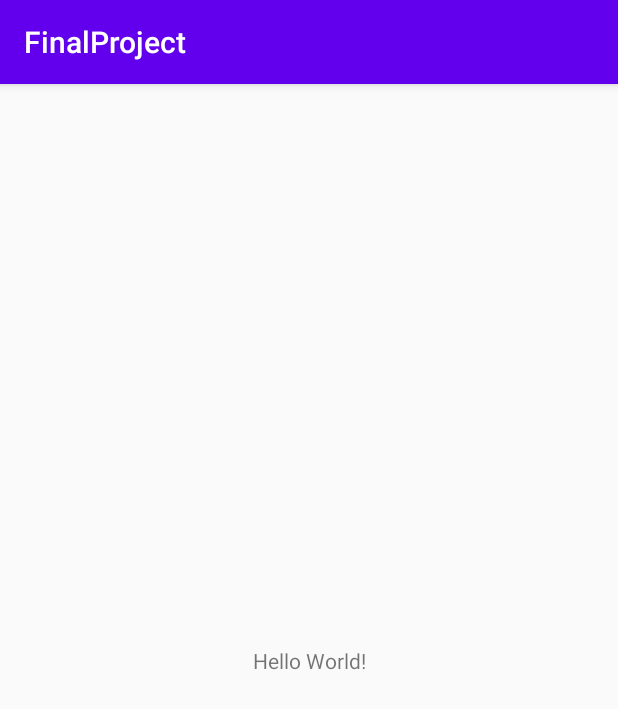
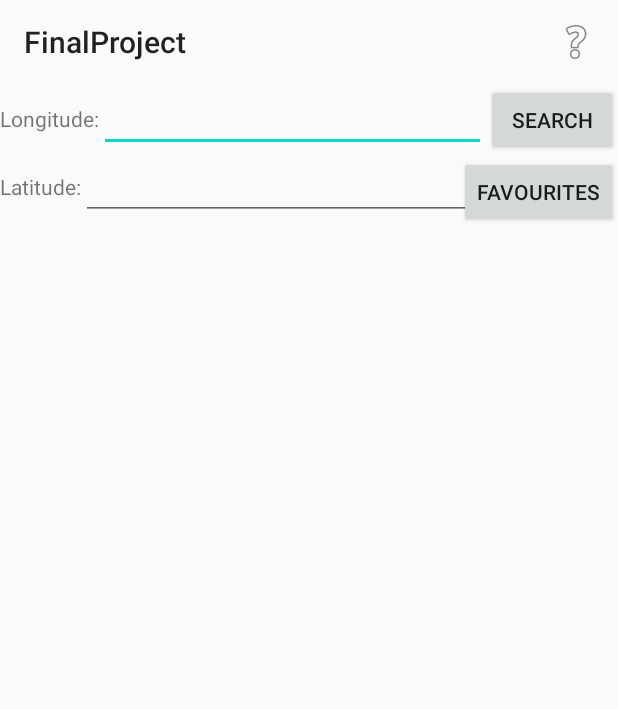
Before and after one commit to CarmenLuong/FinalProject, an Android app: the screen it shows after launch (MainActivity before the commit, GeoDataActivity after it), on a phone screen of 412 x 824 dp. Shown: the top 709 px of the screen. Run offline under Robolectric (Android 15) with nearby library versions, the light colour scheme and no system bars.

Commit message:
Added GeoData project

```diff
--- a/app/build.gradle
+++ b/app/build.gradle
@@ -23,9 +23,11 @@ android {
 }
 
 dependencies {
+    implementation 'com.google.android.material:material:1.1.0'
     implementation fileTree(dir: "libs", include: ["*.jar"])
     implementation 'androidx.appcompat:appcompat:1.1.0'
     implementation 'androidx.constraintlayout:constraintlayout:1.1.3'
+    implementation 'androidx.legacy:legacy-support-v4:1.0.0'
     testImplementation 'junit:junit:4.12'
     androidTestImplementation 'androidx.test.ext:junit:1.1.1'
     androidTestImplementation 'androidx.test.espresso:espresso-core:3.2.0'
--- a/app/src/main/AndroidManifest.xml
+++ b/app/src/main/AndroidManifest.xml
@@ -1,6 +1,8 @@
 <?xml version="1.0" encoding="utf-8"?>
 <manifest xmlns:android="http://schemas.android.com/apk/res/android"
     package="com.example.finalproject">
+
+    <uses-permission android:name="android.permission.INTERNET" />
 
     <application
         android:allowBackup="true"
@@ -9,13 +11,15 @@
         android:roundIcon="@mipmap/ic_launcher_round"
         android:supportsRtl="true"
         android:theme="@style/AppTheme">
-        <activity android:name=".MainActivity">
+        <activity android:name=".GeoDataActivity">
             <intent-filter>
                 <action android:name="android.intent.action.MAIN" />
 
                 <category android:name="android.intent.category.LAUNCHER" />
             </intent-filter>
         </activity>
+        <activity android:name=".MainActivity">
+        </activity>
     </application>
 
 </manifest>
--- /dev/null
+++ b/app/src/main/java/com/example/finalproject/CityDbHelper.java
@@ -0,0 +1,42 @@
+package com.example.finalproject;
+
+import android.content.Context;
+import android.database.sqlite.SQLiteDatabase;
+import android.database.sqlite.SQLiteOpenHelper;
+
+import androidx.annotation.Nullable;
+
+public class CityDbHelper extends SQLiteOpenHelper {
+    public static final int DATABASE_VERSION = 3;
+    public static final String DATABASE_NAME = "Message.db";
+    public static final String TABLE_NAME = "Message";
+    public static final String COLUMN_ID = "_id";
+    public static final String COLUMN_COUNTRY = "Country";
+    public static final String COLUMN_REGION = "REGION";
+    public static final String COLUMN_CITY = "City";
+    public static final String COLUMN_CURRENCY = "Currency";
+    public static final String COLUMN_LATITUDE = "Latitude";
+    public static final String COLUMN_LONGITUDE = "Longitude";
+
+    public CityDbHelper(@Nullable Context context){
+        super(context, DATABASE_NAME, null, DATABASE_VERSION);
+    }
+
+    @Override
+    public void onCreate(SQLiteDatabase db) {
+        db.execSQL("CREATE TABLE " + TABLE_NAME + " (" + COLUMN_ID + " INTEGER PRIMARY KEY AUTOINCREMENT,"
+                + COLUMN_COUNTRY + " TEXT,"
+                + COLUMN_REGION + " TEXT,"
+                + COLUMN_CITY + " TEXT,"
+                + COLUMN_CURRENCY + " TEXT,"
+                + COLUMN_LATITUDE + " TEXT,"
+                + COLUMN_LONGITUDE + " TEXT,"
+                + "UNIQUE(" + COLUMN_LATITUDE + ", " + COLUMN_LONGITUDE + "));");
+    }
+
+    @Override
+    public void onUpgrade(SQLiteDatabase db, int oldVersion, int newVersion) {
+        db.execSQL("DROP TABLE IF EXISTS " + TABLE_NAME);
+        onCreate(db);
+    }
+}
--- /dev/null
+++ b/app/src/main/java/com/example/finalproject/GeoDataActivity.java
@@ -0,0 +1,49 @@
+package com.example.finalproject;
+
+import androidx.annotation.NonNull;
+import androidx.appcompat.app.AlertDialog;
+import androidx.appcompat.app.AppCompatActivity;
+import androidx.appcompat.widget.Toolbar;
+
+import android.content.DialogInterface;
+import android.os.Bundle;
+import android.view.Menu;
+import android.view.MenuItem;
+
+public class GeoDataActivity extends AppCompatActivity {
+    private Toolbar toolbar;
+
+    @Override
+    protected void onCreate(Bundle savedInstanceState) {
+        super.onCreate(savedInstanceState);
+        setContentView(R.layout.activity_geo_data);
+        getSupportFragmentManager().beginTransaction().add(R.id.Container, new GeoDataFragment()).commit();
+
+        toolbar = (Toolbar) findViewById(R.id.Toolbar);
+        setSupportActionBar(toolbar);
+    }
+
+    @Override
+    public boolean onCreateOptionsMenu(Menu menu) {
+        getMenuInflater().inflate(R.menu.geo_data_menu, menu);
+        return true;
+    }
+
+    @Override
+    public boolean onOptionsItemSelected(@NonNull MenuItem item) {
+        switch (item.getItemId()) {
+            case R.id.menu_help:
+                new AlertDialog.Builder(GeoDataActivity.this)
+                        .setTitle(R.string.how_to_title)
+                        .setMessage(R.string.how_to_message)
+                        .setPositiveButton(android.R.string.ok, new DialogInterface.OnClickListener() {
+                            @Override
+                            public void onClick(DialogInterface dialog, int which) {
+                                dialog.dismiss();
+                            }
+                        })
+                        .show();
+        }
+        return super.onOptionsItemSelected(item);
+    }
+}
--- /dev/null
+++ b/app/src/main/java/com/example/finalproject/GeoDataFragment.java
@@ -0,0 +1,185 @@
+package com.example.finalproject;
+
+import android.app.DownloadManager;
+import android.content.ContentValues;
+import android.content.SharedPreferences;
+import android.database.Cursor;
+import android.database.sqlite.SQLiteDatabase;
+import android.os.AsyncTask;
+import android.os.Bundle;
+
+import androidx.fragment.app.Fragment;
+
+import android.view.LayoutInflater;
+import android.view.View;
+import android.view.ViewGroup;
+import android.widget.Adapter;
+import android.widget.AdapterView;
+import android.widget.Button;
+import android.widget.EditText;
+import android.widget.ListView;
+import android.widget.ProgressBar;
+import android.widget.Toast;
+
+import org.json.JSONArray;
+import org.json.JSONObject;
+
+import java.io.BufferedReader;
+import java.io.InputStreamReader;
+import java.net.HttpURLConnection;
+import java.net.URL;
+import java.util.ArrayList;
+import java.util.List;
+
+/**
+ * A simple {@link Fragment} subclass.
+ * create an instance of this fragment.
+ */
+public class GeoDataFragment extends Fragment {
+
+    private static final String LATITUDE_KEY = "latitude";
+    private static final String LONGITUDE_KEY = "longitude";
+    private EditText mLongitudeEdit, mLatitudeEdit;
+    private Button mSearchButton, mShowFavouriteButton;
+    private ListView mLocationListView;
+    private ProgressBar mProgressBar;
+    private CityListAdapter mAdapter;
+    private SQLiteDatabase db;
+    private SharedPreferences mSharedPreference;
+
+    @Override
+    public View onCreateView(LayoutInflater inflater, ViewGroup container,
+                             Bundle savedInstanceState) {
+        View view = inflater.inflate(R.layout.fragment_geo_data, container, false);
+        mLongitudeEdit = view.findViewById(R.id.LongitudeEdit);
+        mLatitudeEdit = view.findViewById(R.id.LatitudeEdit);
+        mLocationListView = view.findViewById(R.id.LocationListView);
+
+        CityDbHelper dbHelper = new CityDbHelper(getContext());
+        db = dbHelper.getWritableDatabase();
+
+        mAdapter = new CityListAdapter();
+        mLocationListView.setAdapter(mAdapter);
+        mLocationListView.setOnItemClickListener(new AdapterView.OnItemClickListener() {
+            @Override
+            public void onItemClick(AdapterView<?> parent, View view, int position, long id) {
+                City city = (City) mAdapter.getItem(position);
+                CityDetailFragment cityDetailFragment = CityDetailFragment.newInstance(city.getId(), city.getCountry(), city.getRegion(), city.getCity(), city.getCurrency(), city.getLatitude(), city.getLongitude());
+                getFragmentManager().beginTransaction().replace(R.id.Container, cityDetailFragment).addToBackStack(null).commit();
+            }
+        });
+
+        mSearchButton = view.findViewById(R.id.SearchButton);
+        mSearchButton.setOnClickListener(new View.OnClickListener() {
+            @Override
+            public void onClick(View v) {
+                mProgressBar.setVisibility(View.VISIBLE);
+                GeoDataQuery query = new GeoDataQuery();
+                query.execute(mLatitudeEdit.getText().toString(), mLongitudeEdit.getText().toString());
+            }
+        });
+
+        mShowFavouriteButton = view.findViewById(R.id.ShowFavouriteButton);
+        mShowFavouriteButton.setOnClickListener(new View.OnClickListener() {
+            @Override
+            public void onClick(View v) {
+                mAdapter.setCityList(loadCityFromDatabase());
+            }
+        });
+
+        mProgressBar = view.findViewById(R.id.ProgressBar);
+        mSharedPreference = getActivity().getSharedPreferences("GEO_PREF", 0);
+        mLatitudeEdit.setText(mSharedPreference.getString(LATITUDE_KEY, ""));
+        mLongitudeEdit.setText(mSharedPreference.getString(LONGITUDE_KEY, ""));
+        return view;
+    }
+
+    @Override
+    public void onPause() {
+        super.onPause();
+        mSharedPreference.edit().putString(LATITUDE_KEY, mLatitudeEdit.getText().toString()).apply();
+        mSharedPreference.edit().putString(LONGITUDE_KEY, mLongitudeEdit.getText().toString()).apply();
+    }
+
+    private List<City> loadCityFromDatabase() {
+        List<City> cityList = new ArrayList<>();
+
+        Cursor c = db.rawQuery("SELECT * from " + CityDbHelper.TABLE_NAME, null);
+        int idIndex = c.getColumnIndex(CityDbHelper.COLUMN_ID);
+        int countryIndex = c.getColumnIndex(CityDbHelper.COLUMN_COUNTRY);
+        int regionIndex = c.getColumnIndex(CityDbHelper.COLUMN_REGION);
+        int cityIndex = c.getColumnIndex(CityDbHelper.COLUMN_CITY);
+        int currencyIndex = c.getColumnIndex(CityDbHelper.COLUMN_CURRENCY);
+        int latitudeIndex = c.getColumnIndex(CityDbHelper.COLUMN_LATITUDE);
+        int longitudeIndex = c.getColumnIndex(CityDbHelper.COLUMN_LONGITUDE);
+        c.moveToFirst();
+        for(int i = 0; i< c.getCount(); i++) {
+            long id = c.getLong(idIndex);
+            String country = c.getString(countryIndex);
+            String region = c.getString(regionIndex);
+            String city = c.getString(cityIndex);
+            String currency = c.getString(currencyIndex);
+            String latitude = c.getString(latitudeIndex);
+            String longitude = c.getString(longitudeIndex);
+            City cityObject = new City(id, country, region, city, currency, latitude, longitude);
+            cityList.add(cityObject);
+            c.moveToNext();
+        }
+        c.close();
+        return cityList;
+    }
+
+    public class GeoDataQuery extends AsyncTask<String, Integer, String> {
+
+        List<City> cityList = new ArrayList<>();
+
+        @Override
+        protected String doInBackground(String... strings) {
+            try {
+                HttpURLConnection connection = (HttpURLConnection) new URL("https://api.geodatasource.com/cities?key=YRNKVGQTXL1RCIZPOD1JJ4YQFNLTKNBE&lat=" + strings[0] + "&lng="+ strings[1] +"&format=JSON").openConnection();
+                BufferedReader reader = new BufferedReader(new InputStreamReader(connection.getInputStream(), "UTF-8"), 8);
+                StringBuilder sb = new StringBuilder();
+
+                String line = null;
+                while ((line = reader.readLine()) != null) {
+                    sb.append(line + "\n");
+                }
+                String result = sb.toString();
+
+                JSONArray array = new JSONArray(result);
+                for (int i = 0 ; i < array.length() ; i++){
+                    JSONObject jsonObject = array.getJSONObject(i);
+                    String country = jsonObject.getString("country");
+                    String region = jsonObject.getString("region");
+                    String cityName = jsonObject.getString("city");
+                    String latitude = jsonObject.getString("latitude");
+                    String longitude = jsonObject.getString("longitude");
+                    String currencyCode = jsonObject.getString("currency_code");
+                    long newRowId = -1;
+                    Cursor c = db.rawQuery("SELECT " + CityDbHelper.COLUMN_ID + " FROM " + CityDbHelper.TABLE_NAME + " WHERE " + CityDbHelper.COLUMN_LATITUDE + "=? AND " + CityDbHelper.COLUMN_LONGITUDE + "=?",
+                            new String[]{latitude, longitude});
+                    int idIndex = c.getColumnIndex(CityDbHelper.COLUMN_ID);
+                    if (c.moveToFirst()) {
+                        newRowId = c.getLong(idIndex);
+                    }
+                    City city = new City(newRowId, country, region, cityName, currencyCode, latitude, longitude);
+                    cityList.add(city);
+                }
+
+            } catch (Exception e) {
+                e.printStackTrace();
+            }
+
+            return null;
+        }
+
+        @Override
+        protected void onPostExecute(String s) {
+            super.onPostExecute(s);
+            mProgressBar.setVisibility(View.GONE);
+            mAdapter.setCityList(cityList);
+            Toast.makeText(getActivity(), getString(R.string.found_cities, cityList.size()),
+                    Toast.LENGTH_LONG).show();
+        }
+    }
+}
--- /dev/null
+++ b/app/src/main/res/layout/activity_geo_data.xml
@@ -0,0 +1,19 @@
+<?xml version="1.0" encoding="utf-8"?>
+<LinearLayout
+    xmlns:android="http://schemas.android.com/apk/res/android"
+    xmlns:tools="http://schemas.android.com/tools"
+    android:layout_width="match_parent"
+    android:layout_height="match_parent"
+    android:orientation="vertical"
+    tools:context=".GeoDataActivity">
+
+    <androidx.appcompat.widget.Toolbar
+        android:id="@+id/Toolbar"
+        android:layout_width="match_parent"
+        android:layout_height="wrap_content"/>
+
+    <FrameLayout
+        android:id="@+id/Container"
+        android:layout_width="match_parent"
+        android:layout_height="match_parent"/>
+</LinearLayout>
--- /dev/null
+++ b/app/src/main/res/layout/fragment_geo_data.xml
@@ -0,0 +1,75 @@
+<?xml version="1.0" encoding="utf-8"?>
+<androidx.constraintlayout.widget.ConstraintLayout xmlns:android="http://schemas.android.com/apk/res/android"
+    xmlns:app="http://schemas.android.com/apk/res-auto"
+    xmlns:tools="http://schemas.android.com/tools"
+    android:layout_width="match_parent"
+    android:layout_height="match_parent"
+    tools:context=".MainActivity">
+
+    <TextView
+        android:id="@+id/LongitudeText"
+        android:layout_width="wrap_content"
+        android:layout_height="wrap_content"
+        android:text="@string/longitude_text"
+        app:layout_constraintLeft_toLeftOf="parent"
+        app:layout_constraintTop_toTopOf="@id/LongitudeEdit"
+        app:layout_constraintBottom_toBottomOf="@id/LongitudeEdit"
+        app:layout_constraintRight_toLeftOf="@id/LongitudeEdit"/>
+
+    <EditText
+        android:id="@+id/LongitudeEdit"
+        android:layout_width="0dp"
+        android:layout_height="wrap_content"
+        app:layout_constraintTop_toTopOf="parent"
+        app:layout_constraintLeft_toRightOf="@id/LongitudeText"
+        app:layout_constraintRight_toLeftOf="@id/SearchButton"/>
+
+    <TextView
+        android:id="@+id/LatitudeText"
+        android:layout_width="wrap_content"
+        android:layout_height="wrap_content"
+        android:text="@string/latitude_text"
+        app:layout_constraintLeft_toLeftOf="parent"
+        app:layout_constraintTop_toTopOf="@id/LatitudeEdit"
+        app:layout_constraintBottom_toBottomOf="@id/LatitudeEdit"/>
+
+    <EditText
+        android:id="@+id/LatitudeEdit"
+        android:layout_width="0dp"
+        android:layout_height="wrap_content"
+        app:layout_constraintTop_toBottomOf="@id/LongitudeEdit"
+        app:layout_constraintLeft_toRightOf="@id/LatitudeText"
+        app:layout_constraintRight_toLeftOf="@id/SearchButton"/>
+
+    <Button
+        android:id="@+id/SearchButton"
+        android:layout_width="wrap_content"
+        android:layout_height="wrap_content"
+        android:text="@string/search_button"
+        app:layout_constraintRight_toRightOf="parent"
+        app:layout_constraintTop_toTopOf="@id/LongitudeEdit"
+        app:layout_constraintBottom_toTopOf="@id/ShowFavouriteButton"/>
+
+    <Button
+        android:id="@+id/ShowFavouriteButton"
+        android:layout_width="wrap_content"
+        android:layout_height="wrap_content"
+        android:text="@string/favourite_button"
+        app:layout_constraintRight_toRightOf="parent"
+        app:layout_constraintTop_toBottomOf="@id/SearchButton"
+        />
+
+    <ListView
+        android:id="@+id/LocationListView"
+        android:layout_width="match_parent"
+        android:layout_height="0dp"
+        app:layout_constraintTop_toBottomOf="@id/LatitudeEdit"
+        app:layout_constraintBottom_toBottomOf="parent"/>
+
+    <ProgressBar
+        android:id="@+id/ProgressBar"
+        android:layout_width="match_parent"
+        android:layout_height="match_parent"
+        android:visibility="gone"/>
+
+</androidx.constraintlayout.widget.ConstraintLayout>
--- /dev/null
+++ b/app/src/main/res/menu/geo_data_menu.xml
@@ -0,0 +1,10 @@
+<?xml version="1.0" encoding="utf-8"?>
+<menu xmlns:android="http://schemas.android.com/apk/res/android"
+    xmlns:app="http://schemas.android.com/apk/res-auto">
+    <item
+        android:id="@+id/menu_help"
+        android:icon="@android:drawable/ic_menu_help"
+        android:orderInCategory="100"
+        app:showAsAction="always"
+        android:title="@string/help_menu" />
+</menu>
--- a/app/src/main/res/values/strings.xml
+++ b/app/src/main/res/values/strings.xml
@@ -1,3 +1,23 @@
 <resources>
     <string name="app_name">FinalProject</string>
+    <string name="hello_blank_fragment">Hello blank fragment</string>
+    <string name="longitude_text">Longitude: </string>
+    <string name="latitude_text">Latitude: </string>
+    <string name="search_button">Search</string>
+    <string name="favourite_button">Favourites</string>
+    <string name="remove_from_favourite">Remove from favourite</string>
+    <string name="add_to_favourite">Add to favourite</string>
+    <string name="google_map">Go to Google Maps</string>
+    <string name="removed_variable_from_favourites">Removed %1$s from favourites.</string>
+    <string name="added_variable_to_favourites">Added %1$s to favourites.</string>
+    <string name="help_menu">Help</string>
+    <string name="how_to_title">How to use this feature</string>
+    <string name="how_to_message">Enter latitude and longitude numbers to search for nearby cities. Press on a city to see the details and to favourite the city. Press the Favourites button to see all your favourites.</string>
+    <string name="country_text_variable">Country: %1$s</string>
+    <string name="region_text_variable">Region: %1$s</string>
+    <string name="city_text_variable">City: %1$s</string>
+    <string name="currency_text_variable">Currency: %1$s</string>
+    <string name="latitude_text_variable">Latitude: %1$s</string>
+    <string name="longitude_text_variable">Longitude: %1$s</string>
+    <string name="found_cities">Found %1$d cities nearby.</string>
 </resources>
--- a/app/src/main/res/values/styles.xml
+++ b/app/src/main/res/values/styles.xml
@@ -5,6 +5,8 @@
         <item name="colorPrimary">@color/colorPrimary</item>
         <item name="colorPrimaryDark">@color/colorPrimaryDark</item>
         <item name="colorAccent">@color/colorAccent</item>
+        <item name="windowActionBar">false</item>
+        <item name="windowNoTitle">true</item>
     </style>
 
 </resources>
```
Also changed, not shown: app/src/main/java/com/example/finalproject/City.java (added, +44 -0 lines), app/src/main/java/com/example/finalproject/CityDetailFragment.java (added, +137 -0 lines), app/src/main/java/com/example/finalproject/CityListAdapter.java (added, +58 -0 lines), app/src/main/res/layout/fragment_city_detail.xml (added, +50 -0 lines), app/src/main/res/layout/layout_city_view.xml (added, +17 -0 lines), 1 other file.
